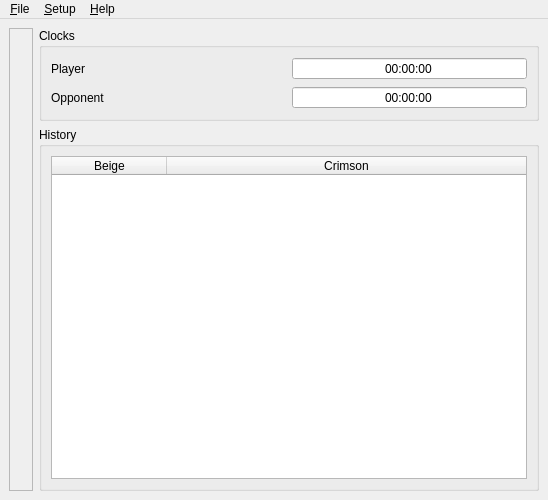
This is UI/qtchess_mainwindow.ui in textbrowser/qtchess as Qt 5 draws it before an edit. The edited form follows.
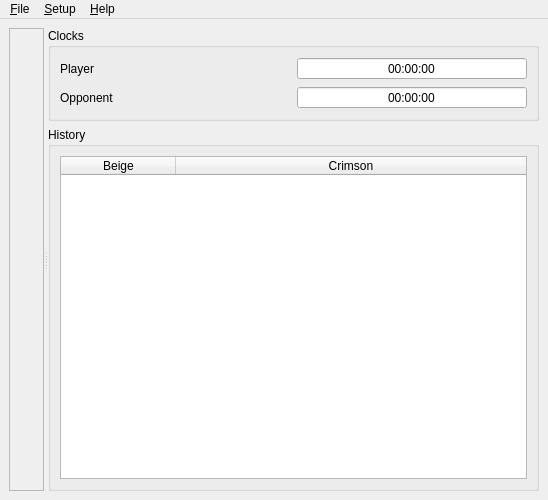
This is the edited form. Icons and pictures are not drawn.

Commit message: Replace OpenGL.

```diff
--- a/UI/qtchess_mainwindow.ui
+++ b/UI/qtchess_mainwindow.ui
@@ -20,8 +20,10 @@
   <widget class="QWidget" name="centralwidget">
    <layout class="QVBoxLayout" name="verticalLayout">
     <item>
-     <layout class="QHBoxLayout" name="horizontalLayout">
-      <item>
+     <widget class="QSplitter" name="splitter">
+      <property name="orientation">
+       <enum>Qt::Horizontal</enum>
+      </property>
        <widget class="QFrame" name="boardFrame">
         <property name="frameShape">
          <enum>QFrame::StyledPanel</enum>
@@ -31,8 +33,7 @@
         </property>
         <layout class="QVBoxLayout" name="_3"/>
        </widget>
-      </item>
-      <item>
+      <widget class="QWidget" name="">
        <layout class="QVBoxLayout" name="_2">
         <item>
          <widget class="QGroupBox" name="groupBox">
@@ -91,18 +92,6 @@
         </item>
         <item>
          <widget class="QGroupBox" name="groupBox_2">
-          <property name="sizePolicy">
-           <sizepolicy hsizetype="Maximum" vsizetype="Preferred">
-            <horstretch>0</horstretch>
-            <verstretch>0</verstretch>
-           </sizepolicy>
-          </property>
-          <property name="minimumSize">
-           <size>
-            <width>500</width>
-            <height>0</height>
-           </size>
-          </property>
           <property name="title">
            <string>History</string>
           </property>
@@ -152,8 +141,8 @@
          </widget>
         </item>
        </layout>
-      </item>
-     </layout>
+      </widget>
+     </widget>
     </item>
    </layout>
   </widget>
```
Left out of the diff: 2 changed lines with no effect on the pictures. Lines whose indentation alone changed are shown as unchanged. The commit also changes 1 other file.
